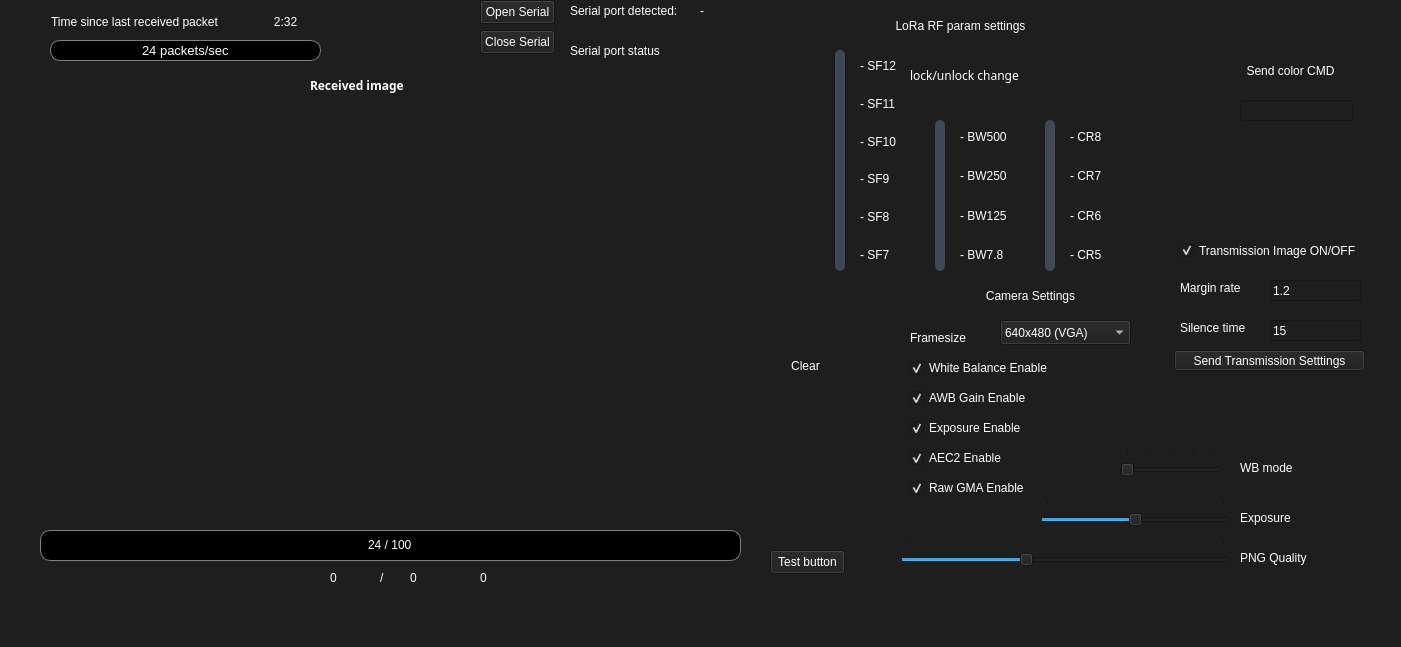
The window that UI/Xstrato.ui (MorgesHAB/ERT2023GS) describes before a commit, drawn with Qt 5.
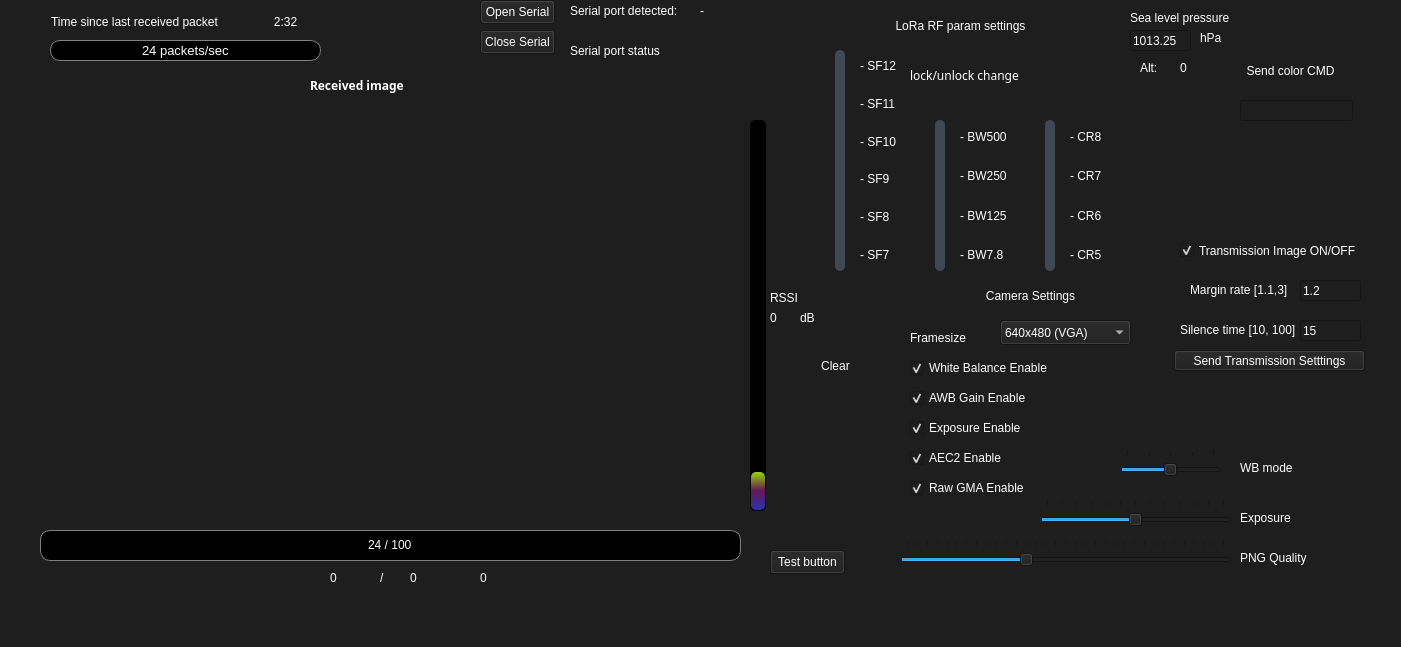
The same window after the commit. Icons and pictures are not drawn.

Commit message: Xstrato save for Flight 2

```diff
--- a/UI/Xstrato.ui
+++ b/UI/Xstrato.ui
@@ -40,7 +40,7 @@
    <widget class="QLabel" name="label_9">
     <property name="geometry">
      <rect>
-      <x>750</x>
+      <x>770</x>
       <y>410</y>
       <width>121</width>
       <height>101</height>
@@ -262,7 +262,7 @@
    <widget class="QPushButton" name="clear_image">
     <property name="geometry">
      <rect>
-      <x>760</x>
+      <x>790</x>
       <y>340</y>
       <width>91</width>
       <height>51</height>
@@ -1004,6 +1004,9 @@
     <property name="pageStep">
      <number>1</number>
     </property>
+    <property name="sliderPosition">
+     <number>2</number>
+    </property>
     <property name="orientation">
      <enum>Qt::Horizontal</enum>
     </property>
@@ -1102,14 +1105,14 @@
    <widget class="QLabel" name="label_27">
     <property name="geometry">
      <rect>
-      <x>1180</x>
+      <x>1190</x>
       <y>280</y>
-      <width>91</width>
-      <height>16</height>
+      <width>111</width>
+      <height>20</height>
      </rect>
     </property>
     <property name="text">
-     <string>Margin rate</string>
+     <string>Margin rate [1.1,3]</string>
     </property>
    </widget>
    <widget class="QLabel" name="label_28">
@@ -1117,20 +1120,20 @@
      <rect>
       <x>1180</x>
       <y>320</y>
-      <width>91</width>
-      <height>16</height>
+      <width>121</width>
+      <height>20</height>
      </rect>
     </property>
     <property name="text">
-     <string>Silence time</string>
+     <string>Silence time [10, 100]</string>
     </property>
    </widget>
    <widget class="QLineEdit" name="margin_rate_edit">
     <property name="geometry">
      <rect>
-      <x>1270</x>
+      <x>1300</x>
       <y>280</y>
-      <width>91</width>
+      <width>61</width>
       <height>21</height>
      </rect>
     </property>
@@ -1141,9 +1144,9 @@
    <widget class="QLineEdit" name="silence_time_edit">
     <property name="geometry">
      <rect>
-      <x>1270</x>
+      <x>1300</x>
       <y>320</y>
-      <width>91</width>
+      <width>61</width>
       <height>21</height>
      </rect>
     </property>
@@ -1220,6 +1223,217 @@
      <string/>
     </property>
    </widget>
+   <widget class="QLineEdit" name="sea_level_pressure_edit">
+    <property name="geometry">
+     <rect>
+      <x>1130</x>
+      <y>30</y>
+      <width>61</width>
+      <height>21</height>
+     </rect>
+    </property>
+    <property name="text">
+     <string>1013.25</string>
+    </property>
+   </widget>
+   <widget class="QLabel" name="label_29">
+    <property name="geometry">
+     <rect>
+      <x>1130</x>
+      <y>10</y>
+      <width>111</width>
+      <height>16</height>
+     </rect>
+    </property>
+    <property name="text">
+     <string>Sea level pressure</string>
+    </property>
+   </widget>
+   <widget class="QLabel" name="label_30">
+    <property name="geometry">
+     <rect>
+      <x>1200</x>
+      <y>30</y>
+      <width>31</width>
+      <height>16</height>
+     </rect>
+    </property>
+    <property name="text">
+     <string>hPa</string>
+    </property>
+   </widget>
+   <widget class="QLabel" name="altitude_press">
+    <property name="geometry">
+     <rect>
+      <x>1180</x>
+      <y>60</y>
+      <width>41</width>
+      <height>16</height>
+     </rect>
+    </property>
+    <property name="text">
+     <string>0</string>
+    </property>
+   </widget>
+   <widget class="QLabel" name="label_32">
+    <property name="geometry">
+     <rect>
+      <x>1140</x>
+      <y>60</y>
+      <width>41</width>
+      <height>16</height>
+     </rect>
+    </property>
+    <property name="text">
+     <string>Alt:</string>
+    </property>
+   </widget>
+   <widget class="QProgressBar" name="rssi_gs_bar">
+    <property name="geometry">
+     <rect>
+      <x>750</x>
+      <y>120</y>
+      <width>16</width>
+      <height>391</height>
+     </rect>
+    </property>
+    <property name="styleSheet">
+     <string notr="true">QProgressBar {
+	color: white;
+	font: 8pt;
+}
+
+QProgressBar:vertical {
+	border: 1px solid black;
+	border-radius: 5px;
+	background: black;
+   text-align: center;
+}
+
+QProgressBar::chunk {
+background: qlineargradient(spread:pad, x1:0.479, y1:0, x2:0.492474, y2:1, stop:0.00469484 rgba(150, 215, 0, 255), stop:0.488263 rgba(100, 24, 86, 255), stop:1 rgba(46, 49, 176, 255));
+	border-radius: 5px;
+}</string>
+    </property>
+    <property name="minimum">
+     <number>-130</number>
+    </property>
+    <property name="maximum">
+     <number>-30</number>
+    </property>
+    <property name="value">
+     <number>-120</number>
+    </property>
+    <property name="orientation">
+     <enum>Qt::Vertical</enum>
+    </property>
+    <property name="format">
+     <string/>
+    </property>
+   </widget>
+   <widget class="QLabel" name="rssi_gs_value">
+    <property name="geometry">
+     <rect>
+      <x>770</x>
+      <y>310</y>
+      <width>31</width>
+      <height>16</height>
+     </rect>
+    </property>
+    <property name="text">
+     <string>0</string>
+    </property>
+   </widget>
+   <widget class="QLabel" name="label_33">
+    <property name="geometry">
+     <rect>
+      <x>800</x>
+      <y>310</y>
+      <width>31</width>
+      <height>16</height>
+     </rect>
+    </property>
+    <property name="text">
+     <string>dB</string>
+    </property>
+   </widget>
+   <widget class="QLabel" name="label_34">
+    <property name="geometry">
+     <rect>
+      <x>770</x>
+      <y>290</y>
+      <width>41</width>
+      <height>16</height>
+     </rect>
+    </property>
+    <property name="text">
+     <string>RSSI</string>
+    </property>
+   </widget>
+   <zorder>image_display</zorder>
+   <zorder>label_9</zorder>
+   <zorder>label</zorder>
+   <zorder>label_11</zorder>
+   <zorder>serialport_status</zorder>
+   <zorder>open_serial</zorder>
+   <zorder>close_serial</zorder>
+   <zorder>send_color_cmd</zorder>
+   <zorder>color_edit</zorder>
+   <zorder>nbr_rx_packet</zorder>
+   <zorder>nbr_tot_packet</zorder>
+   <zorder>nbr_tot_packet_2</zorder>
+   <zorder>file_transmission_progress_bar</zorder>
+   <zorder>label_2</zorder>
+   <zorder>clear_image</zorder>
+   <zorder>time_since_last_Rx</zorder>
+   <zorder>last_refresh_label</zorder>
+   <zorder>packet_rate_bar</zorder>
+   <zorder>label_13</zorder>
+   <zorder>serial_port_detected_name</zorder>
+   <zorder>LoRa_SF_slider</zorder>
+   <zorder>verticalLayoutWidget</zorder>
+   <zorder>LoRa_BW_slider</zorder>
+   <zorder>verticalLayoutWidget_2</zorder>
+   <zorder>LoRa_CR_slider</zorder>
+   <zorder>verticalLayoutWidget_3</zorder>
+   <zorder>label_21</zorder>
+   <zorder>label_22</zorder>
+   <zorder>lock_RF_param</zorder>
+   <zorder>set_RF_param</zorder>
+   <zorder>cam_framsize_selector</zorder>
+   <zorder>label_23</zorder>
+   <zorder>set_CAM_param</zorder>
+   <zorder>whiteBalanceEnable</zorder>
+   <zorder>awbGainEnable</zorder>
+   <zorder>exposureEnable</zorder>
+   <zorder>aec2Enable</zorder>
+   <zorder>rawGmaEnable</zorder>
+   <zorder>CAM_exposure_slider</zorder>
+   <zorder>CAM_png_quality_slider</zorder>
+   <zorder>CAM_wbmode_slider</zorder>
+   <zorder>label_24</zorder>
+   <zorder>label_3</zorder>
+   <zorder>label_25</zorder>
+   <zorder>label_26</zorder>
+   <zorder>test_button</zorder>
+   <zorder>tx_image_checkbox</zorder>
+   <zorder>label_27</zorder>
+   <zorder>label_28</zorder>
+   <zorder>margin_rate_edit</zorder>
+   <zorder>silence_time_edit</zorder>
+   <zorder>send_transmission_settings</zorder>
+   <zorder>rxtx_ratio</zorder>
+   <zorder>send_cmd_available</zorder>
+   <zorder>ping_cmd</zorder>
+   <zorder>sea_level_pressure_edit</zorder>
+   <zorder>label_29</zorder>
+   <zorder>label_30</zorder>
+   <zorder>label_32</zorder>
+   <zorder>altitude_press</zorder>
+   <zorder>rssi_gs_bar</zorder>
+   <zorder>rssi_gs_value</zorder>
+   <zorder>label_33</zorder>
+   <zorder>label_34</zorder>
   </widget>
   <widget class="QMenuBar" name="menubar">
    <property name="geometry">
```
The commit also changes 4 other files.
